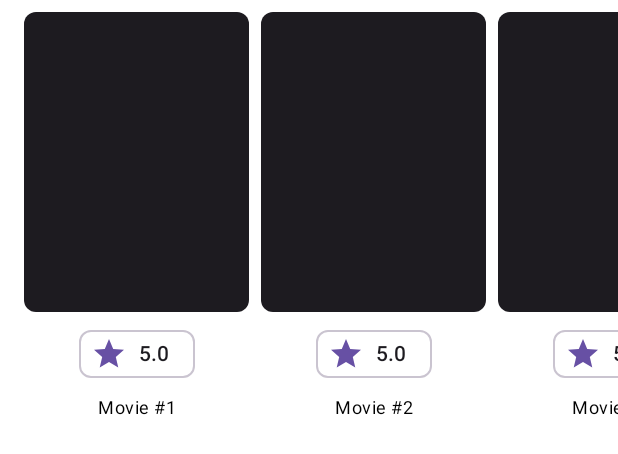
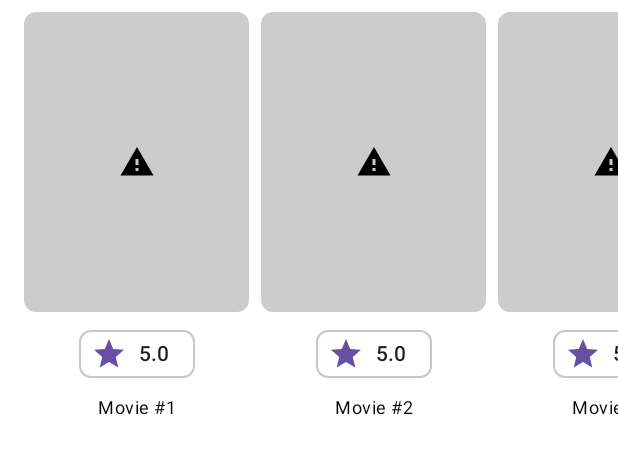
Before and after one commit to jonathangsilveira/my-movie-search-app, an Android app built with Jetpack Compose: the @Preview function CarouselPreview, on a phone screen of 412 x 824 dp. Shown: the top 454 px of the screen. Run offline under Robolectric (Android 15) with nearby library versions, the phone set to English and light mode, and no system bars; pictures from the network do not load.

Commit message:
Apply AsyncImagePainter to load images by url

```diff
--- a/presentation/src/main/java/com/silveira/jonathang/android/presentation/compose/mediaimage/MediaImage.kt
+++ b/presentation/src/main/java/com/silveira/jonathang/android/presentation/compose/mediaimage/MediaImage.kt
@@ -1,30 +1,107 @@
 package com.silveira.jonathang.android.presentation.compose.mediaimage
 
 import android.content.res.Configuration
+import android.util.Log
+import androidx.compose.foundation.Image
+import androidx.compose.foundation.background
+import androidx.compose.foundation.layout.Box
+import androidx.compose.foundation.layout.fillMaxSize
+import androidx.compose.foundation.layout.size
 import androidx.compose.foundation.layout.wrapContentSize
+import androidx.compose.material.icons.Icons
+import androidx.compose.material.icons.filled.Build
+import androidx.compose.material.icons.filled.Refresh
+import androidx.compose.material.icons.filled.Warning
 import androidx.compose.material3.MaterialTheme
-import androidx.compose.material3.Surface
 import androidx.compose.runtime.Composable
+import androidx.compose.ui.Alignment
 import androidx.compose.ui.Modifier
+import androidx.compose.ui.draw.clip
+import androidx.compose.ui.draw.scale
+import androidx.compose.ui.graphics.Color
+import androidx.compose.ui.graphics.ColorFilter
+import androidx.compose.ui.graphics.Shape
+import androidx.compose.ui.graphics.vector.ImageVector
+import androidx.compose.ui.layout.ContentScale
+import androidx.compose.ui.platform.LocalContext
 import androidx.compose.ui.semantics.contentDescription
 import androidx.compose.ui.semantics.semantics
 import androidx.compose.ui.tooling.preview.Preview
+import androidx.compose.ui.unit.dp
+import coil.compose.AsyncImagePainter
+import coil.compose.rememberAsyncImagePainter
+import coil.request.ImageRequest
+import coil.size.Scale
+import coil.size.Size
 import com.silveira.jonathang.android.presentation.theme.MyMovieSearchAppTheme
 
 @Composable
 fun MediaImage(
+    modifier: Modifier = Modifier,
+    shape: Shape = MaterialTheme.shapes.small,
     posterPath: String? = null,
-    modifier: Modifier = Modifier,
     contentDescription: String? = null
 ) {
-    val semantics = Modifier.semantics {
-        this.contentDescription = contentDescription.orEmpty()
+    val painter = rememberAsyncImagePainter(
+        model = ImageRequest.Builder(LocalContext.current)
+            .data("https://{base_url}/$posterPath")
+            .crossfade(true)
+            .size(Size.ORIGINAL)
+            .build()
+    )
+    when (painter.state) {
+        AsyncImagePainter.State.Empty -> PlaceholderMediaImage(
+            icon = Icons.Default.Build,
+            shape = shape,
+            contentDescription = "Empty image",
+            modifier = modifier
+        )
+        is AsyncImagePainter.State.Error -> {
+            PlaceholderMediaImage(
+                icon = Icons.Default.Warning,
+                shape = shape,
+                contentDescription = "Error image",
+                modifier = modifier
+            )
+        }
+        is AsyncImagePainter.State.Loading -> PlaceholderMediaImage(
+            icon = Icons.Default.Refresh,
+            shape = shape,
+            contentDescription = "Loading image",
+            modifier = modifier
+        )
+        is AsyncImagePainter.State.Success -> Image(
+            painter = painter,
+            contentDescription = contentDescription,
+            contentScale = ContentScale.Crop,
+            modifier = modifier.clip(shape)
+        )
     }
-    Surface(
-        modifier = modifier.then(semantics),
-        color = MaterialTheme.colorScheme.onSurface,
-        shape = MaterialTheme.shapes.small
-    ) {}
+}
+
+@Composable
+private fun PlaceholderMediaImage(
+    icon: ImageVector,
+    shape: Shape,
+    contentDescription: String,
+    modifier: Modifier = Modifier
+) {
+    Box(
+        modifier = modifier.clip(shape)
+    ) {
+        Image(
+            imageVector = icon,
+            contentScale = ContentScale.Inside,
+            colorFilter = ColorFilter.tint(
+                color = Color.Black
+            ),
+            contentDescription = contentDescription,
+            modifier = Modifier
+                .fillMaxSize()
+                .align(Alignment.Center)
+                .background(color = Color.LightGray)
+        )
+    }
 }
 
 @Preview(uiMode = Configuration.UI_MODE_NIGHT_NO)
@@ -32,7 +109,7 @@ fun MediaImage(
 fun MediaImageLightPreview() {
     MyMovieSearchAppTheme {
         MediaImage(
-            modifier = Modifier.wrapContentSize(),
+            modifier = Modifier.size(72.dp),
             contentDescription = "Image of Michael B. Jordan"
         )
     }
@@ -43,7 +120,7 @@ fun MediaImageLightPreview() {
 fun MediaImageDarkPreview() {
     MyMovieSearchAppTheme {
         MediaImage(
-            modifier = Modifier.wrapContentSize(),
+            modifier = Modifier.size(72.dp),
             contentDescription = "Image of Wesley Snipes"
         )
     }
```
